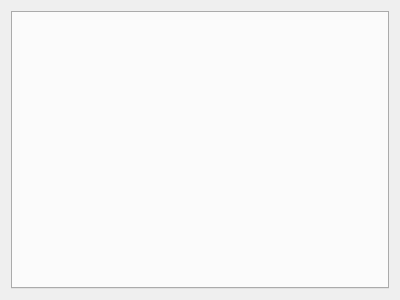
First picture: the form in mainwindow.ui, repository firstsecret/simple-browser, before the edit.
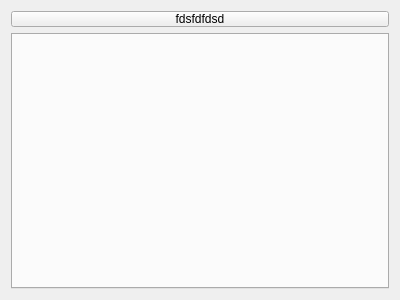
Second picture: the form after the edit.

Commit message: 修改遮罩层

Patch:
```diff
--- a/mainwindow.ui
+++ b/mainwindow.ui
@@ -21,7 +21,7 @@
   </property>
   <widget class="QWidget" name="centralWidget">
    <layout class="QGridLayout" name="gridLayout">
-    <item row="0" column="0" colspan="2">
+    <item row="1" column="0" colspan="2">
      <widget class="QTabWidget" name="tabWidget">
       <property name="autoFillBackground">
        <bool>false</bool>
@@ -45,6 +45,25 @@
       </widget>
      </widget>
     </item>
+    <item row="0" column="0" colspan="2">
+     <widget class="QPushButton" name="pushButton">
+      <property name="minimumSize">
+       <size>
+        <width>0</width>
+        <height>16</height>
+       </size>
+      </property>
+      <property name="maximumSize">
+       <size>
+        <width>16777215</width>
+        <height>16</height>
+       </size>
+      </property>
+      <property name="text">
+       <string>fdsfdfdsd</string>
+      </property>
+     </widget>
+    </item>
    </layout>
   </widget>
  </widget>
```
The commit also changes 2 other files.
